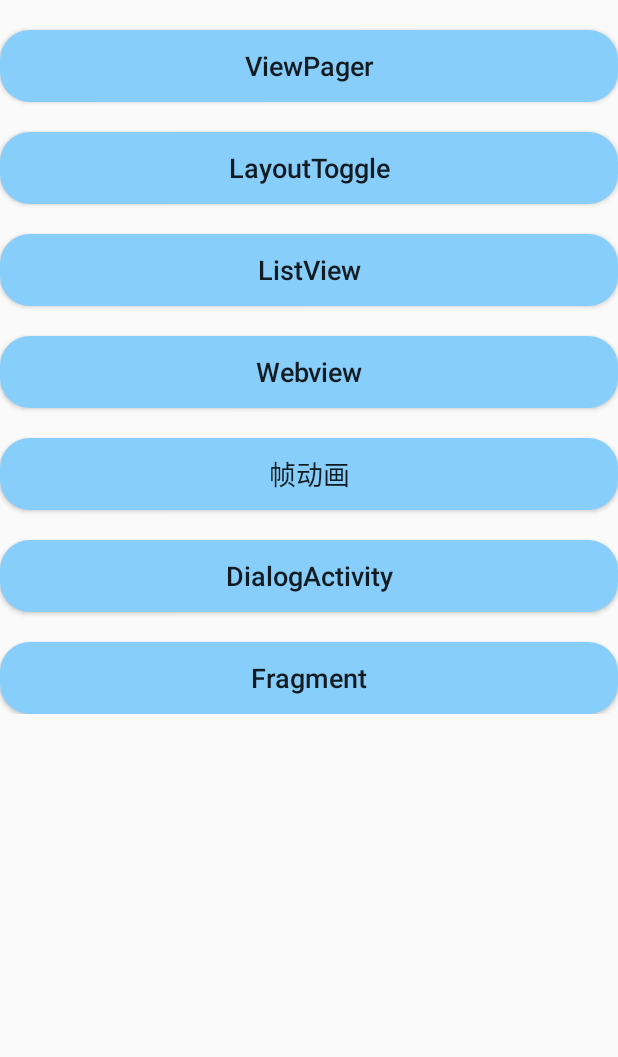
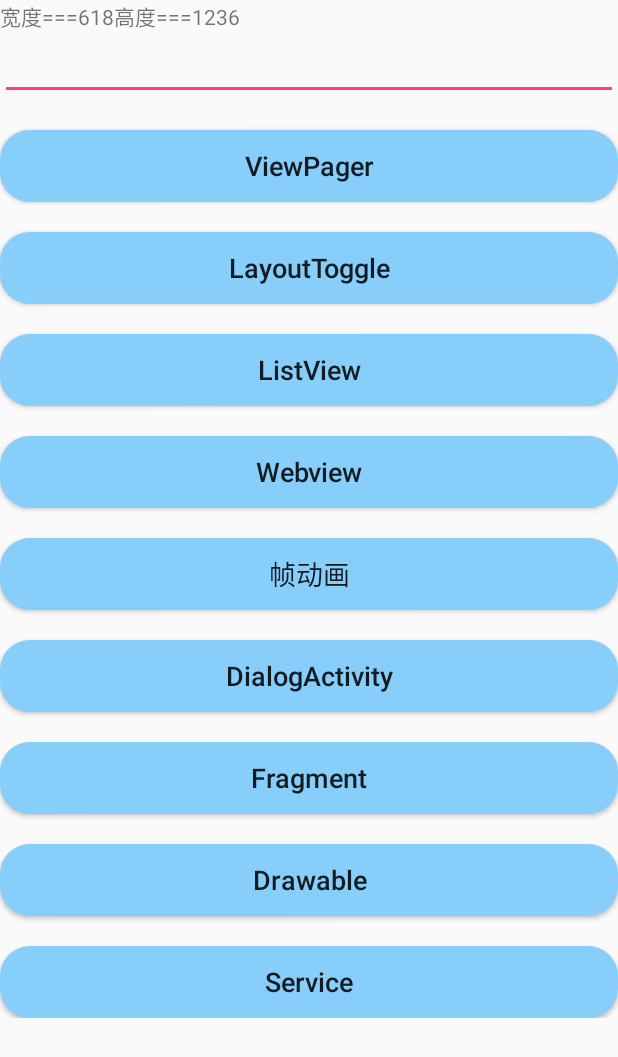
Before and after one commit to Zhang515/MyExercise, an Android app: the screen it shows after launch (MainActivity), on a phone screen of 412 x 824 dp. Shown: the top 1057 px of the screen. Run offline under Robolectric (Android 15) with nearby library versions, the phone set to English and light mode, and no system bars.

Commit message:
service练习

```diff
--- a/app/src/main/AndroidManifest.xml
+++ b/app/src/main/AndroidManifest.xml
@@ -19,6 +19,7 @@
                 <category android:name="android.intent.category.LAUNCHER" />
             </intent-filter>
         </activity>
+        <service android:name=".TestService"/>
         <activity android:name=".ViewPagerActivity" />
         <activity android:name=".LayoutToggleActivity" />
         <activity android:name=".ListViewActivity" />
@@ -26,7 +27,9 @@
         <activity android:name=".AnimationActivity" />
         <activity android:name=".DialogActivity" />
         <activity android:name=".ValidVodeActivity" />
-        <activity android:name=".FragmentActivity"></activity>
+        <activity android:name=".FragmentActivity" />
+        <activity android:name=".DrawableActivity" />
+        <activity android:name=".ServiceActivity"></activity>
     </application>
 
 </manifest>
--- a/app/src/main/java/com/example/zj/myexercise/MainActivity.java
+++ b/app/src/main/java/com/example/zj/myexercise/MainActivity.java
@@ -10,18 +10,23 @@ import android.os.Build;
 import android.support.annotation.NonNull;
 import android.support.v4.app.ActivityCompat;
 import android.os.Bundle;
+import android.util.DisplayMetrics;
 import android.util.Log;
 import android.view.Gravity;
+import android.view.MotionEvent;
 import android.view.View;
 import android.view.ViewGroup;
 import android.view.Window;
+import android.view.WindowManager;
 import android.widget.Button;
+import android.widget.EditText;
 import android.widget.LinearLayout;
 import android.widget.ScrollView;
+import android.widget.TextView;
 
 import com.example.zj.myexercise.util.DensityUtil;
 //    my exercise test
-public class MainActivity extends Activity {
+public class MainActivity extends Activity{
 //    动态权限
     private static String[] PERMISSIONS_STORAGE = {
 //            Manifest.permission.READ_EXTERNAL_STORAGE,
@@ -40,6 +45,9 @@ public class MainActivity extends Activity {
     private Button mBtnAnimation;
     private Button mBtnDialogActivity;
     private Button mBtnFragment;
+    private Button mBtnDrawable;
+    private Button mBtnService;
+    private ScrollView scrollView;
 
 
     @Override
@@ -52,7 +60,7 @@ public class MainActivity extends Activity {
     }
 
     private void initView(){
-        ScrollView scrollView=new ScrollView(this);
+        scrollView=new ScrollView(this);
         scrollView.setLayoutParams(new LinearLayout.LayoutParams(ViewGroup.LayoutParams.MATCH_PARENT, LinearLayout.LayoutParams.MATCH_PARENT));
         setContentView(scrollView);
 
@@ -63,6 +71,21 @@ public class MainActivity extends Activity {
         rootParams.gravity= Gravity.CENTER_HORIZONTAL;
         rootLayout.setLayoutParams(rootParams);
         scrollView.addView(rootLayout);
+
+        TextView textView=new TextView(this);
+        WindowManager wm = (WindowManager) this.getSystemService(this.WINDOW_SERVICE);
+        DisplayMetrics dm = new DisplayMetrics();
+        wm.getDefaultDisplay().getMetrics(dm);
+        int width = dm.widthPixels;         // 屏幕宽度（像素）
+        int height = dm.heightPixels;       // 屏幕高度（像素）
+        textView.setText("宽度==="+width+"高度==="+height);
+        rootLayout.addView(textView);
+
+        EditText editText=new EditText(this);
+        LinearLayout.LayoutParams etParams=new LinearLayout.LayoutParams(LinearLayout.LayoutParams.MATCH_PARENT, LinearLayout.LayoutParams.WRAP_CONTENT);
+        rootLayout.addView(editText,etParams);
+
+
 
         mBtnViewPager=new MyButton(this,"ViewPager",18,DensityUtil.dip2px(this,20), Color.rgb(135,206,250));
         LinearLayout.LayoutParams btnParams=new LinearLayout.LayoutParams(LinearLayout.LayoutParams.MATCH_PARENT, ViewGroup.LayoutParams.WRAP_CONTENT);
@@ -94,6 +117,13 @@ public class MainActivity extends Activity {
         mBtnFragment.setLayoutParams(btnParams);
         rootLayout.addView(mBtnFragment);
 
+        mBtnDrawable=new MyButton(this,"Drawable",18,DensityUtil.dip2px(this,20), Color.rgb(135,206,250));
+        mBtnDrawable.setLayoutParams(btnParams);
+        rootLayout.addView(mBtnDrawable);
+
+        mBtnService=new MyButton(this,"Service",18,DensityUtil.dip2px(this,20), Color.rgb(135,206,250));
+        mBtnService.setLayoutParams(btnParams);
+        rootLayout.addView(mBtnService);
 
     }
 
@@ -154,6 +184,21 @@ public class MainActivity extends Activity {
             }
         });
 
+        mBtnDrawable.setOnClickListener(new View.OnClickListener() {
+            @Override
+            public void onClick(View view) {
+                Intent intent=new Intent(MainActivity.this,DrawableActivity.class);
+                startActivity(intent);
+            }
+        });
+
+        mBtnService.setOnClickListener(new View.OnClickListener() {
+            @Override
+            public void onClick(View view) {
+                Intent intent=new Intent(MainActivity.this,ServiceActivity.class);
+                startActivity(intent);
+            }
+        });
 
     }
 
@@ -175,4 +220,6 @@ public class MainActivity extends Activity {
 
         }
     }
+
+
 }
```
Also changed, not shown: app/src/main/java/com/example/zj/myexercise/AnimationActivity.java (+8 -0 lines).
